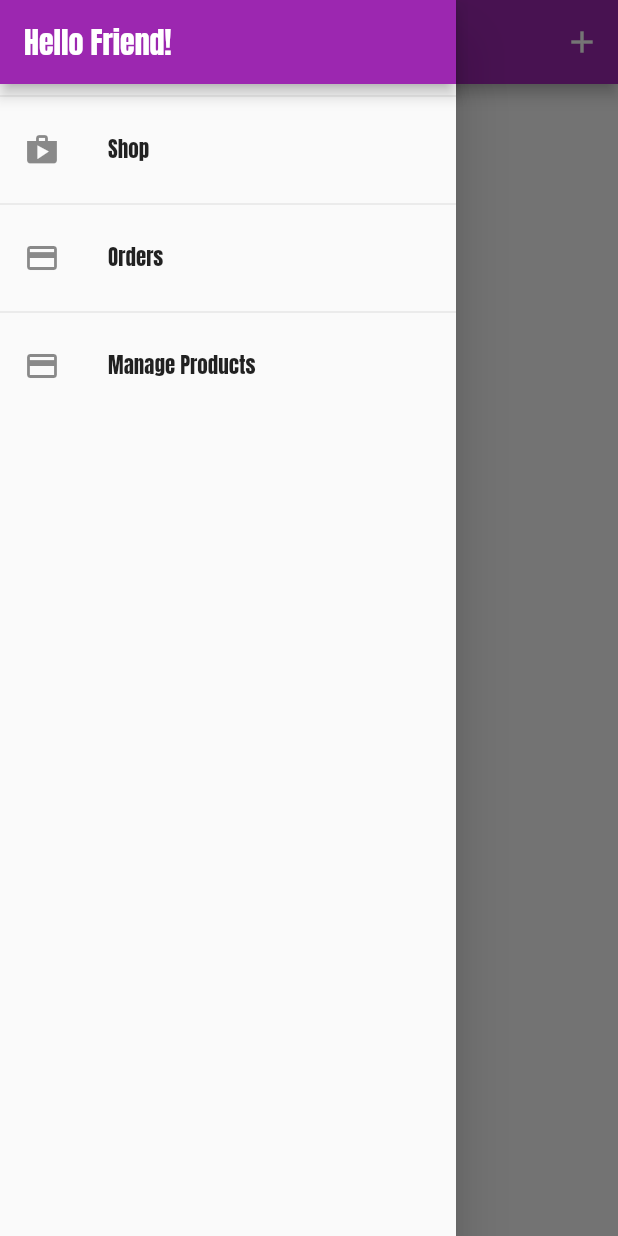
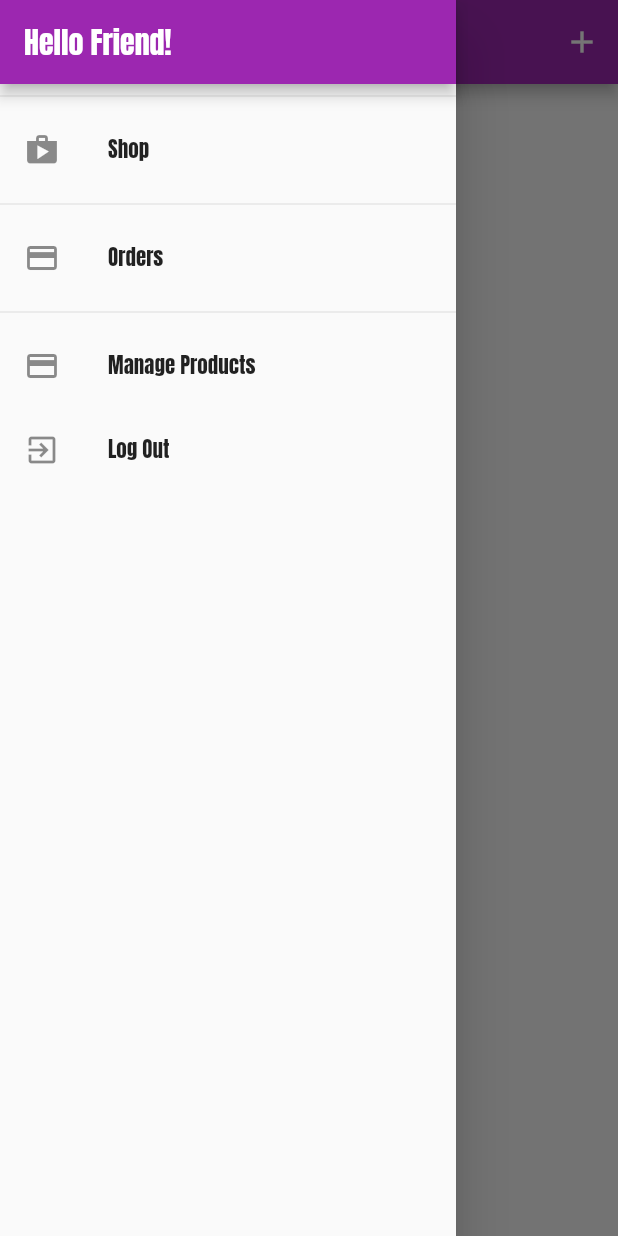
Before and after one commit to AhmedElemam98/shopApp, a Flutter app: the UserProductsScreen screen opened by its route, with the side drawer open, on a phone screen of 412 x 824 dp. Run offline on Flutter 3.47's test engine with Material 2 defaults, Android fonts, the phone set to English and light mode, and no system bars; network calls fail.

```diff
--- a/lib/screens/products_overview_screen.dart
+++ b/lib/screens/products_overview_screen.dart
@@ -13,11 +13,13 @@ enum FilterOptions {
 }
 
 class ProductsOverviewScreen extends StatefulWidget {
+
   @override
   _ProductsOverviewScreenState createState() => _ProductsOverviewScreenState();
 }
 
 class _ProductsOverviewScreenState extends State<ProductsOverviewScreen> {
+
   var _showOnlyFavorites = false;
   var _isInit = true;
   var _isLoading = false;
--- a/lib/screens/user_products_screen.dart
+++ b/lib/screens/user_products_screen.dart
@@ -9,8 +9,8 @@ class UserProductsScreen extends StatelessWidget {
   static final routeName = "/user_products";
 
   Future<void> _refreshProducts(BuildContext context) async {
-    await Provider.of<Products>(context)
-        .fetchAndSetProducts()
+    await Provider.of<Products>(context, listen: false)//Note If listen is true,so,FutureBuilder will ever loading
+        .fetchAndSetProducts(true)
         .catchError((error) {
       print(error.toString());
     });
@@ -18,7 +18,7 @@ class UserProductsScreen extends StatelessWidget {
 
   @override
   Widget build(BuildContext context) {
-    final productsData = Provider.of<Products>(context);
+    //final productsData = Provider.of<Products>(context);
 
     return Scaffold(
       appBar: AppBar(
@@ -33,9 +33,15 @@ class UserProductsScreen extends StatelessWidget {
         ],
       ),
       drawer: AppDrawer(),
-      body: RefreshIndicator(
+      body: FutureBuilder(
+        future: _refreshProducts(context),
+        builder: (ctx, snapshot) =>
+            snapshot.connectionState == ConnectionState.waiting
+                ? Center(child: CircularProgressIndicator())
+                : RefreshIndicator(
                     onRefresh: () => _refreshProducts(context),
-        child: Padding(
+                    child: Consumer<Products>(
+                      builder: (ctx, productsData, _) => Padding(
                         padding: EdgeInsets.all(0.8),
                         child: ListView.builder(
                           itemCount: productsData.items.length,
@@ -51,6 +57,8 @@ class UserProductsScreen extends StatelessWidget {
                         ),
                       ),
                     ),
+                  ),
+      ),
     );
   }
 }
--- a/lib/widgets/app_drawer.dart
+++ b/lib/widgets/app_drawer.dart
@@ -1,6 +1,9 @@
 import 'package:flutter/material.dart';
+import 'package:shop_app/screens/auth_screen.dart.dart';
 import '../screens/orders_screen.dart';
 import '../screens/user_products_screen.dart';
+import '../providers/auth.dart';
+import 'package:provider/provider.dart';
 
 class AppDrawer extends StatelessWidget {
   @override
@@ -32,6 +35,14 @@ class AppDrawer extends StatelessWidget {
             onTap: () => Navigator.of(context)
                 .pushReplacementNamed(UserProductsScreen.routeName),
           ),
+          ListTile(
+            leading: Icon(Icons.exit_to_app),
+            title: Text('Log Out'),
+            onTap: () {
+              Navigator.of(context).pop();
+              Provider.of<Auth>(context, listen: false).logout();
+            },
+          ),
         ],
       ),
     );
```
Also changed, not shown: lib/main.dart (+6 -5 lines), lib/providers/auth.dart (+36 -12 lines), lib/providers/orders.dart (+9 -6 lines), lib/providers/products.dart (+6 -2 lines). Lines whose indentation alone changed are shown as unchanged.
